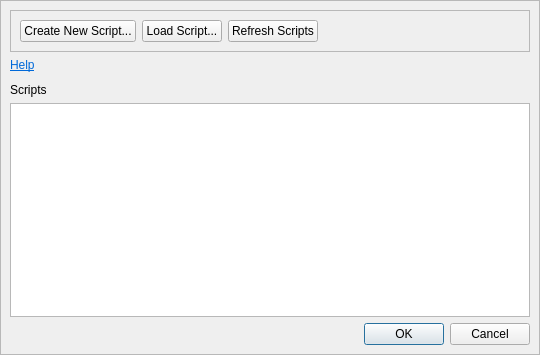
Old version of the form forms/customscriptseditor.ui in the repository huderlem/porymap.
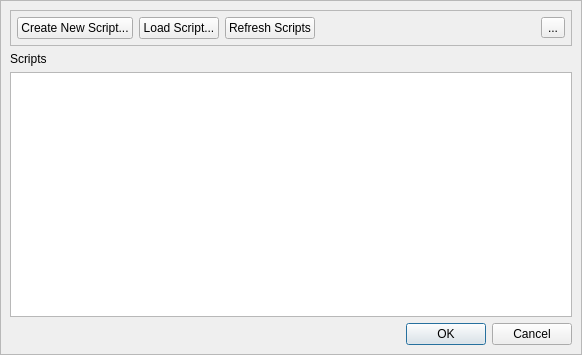
New version of the form. Icons and pictures are not drawn.

Commit message: Update help buttons, chart help text

The edit to the form file:
```diff
--- a/forms/customscriptseditor.ui
+++ b/forms/customscriptseditor.ui
@@ -6,7 +6,7 @@
    <rect>
     <x>0</x>
     <y>0</y>
-    <width>540</width>
+    <width>582</width>
     <height>355</height>
    </rect>
   </property>
@@ -42,12 +42,21 @@
        <item>
         <widget class="QFrame" name="header">
          <property name="frameShape">
-          <enum>QFrame::StyledPanel</enum>
-         </property>
-         <property name="frameShadow">
-          <enum>QFrame::Raised</enum>
+          <enum>QFrame::Shape::StyledPanel</enum>
          </property>
          <layout class="QHBoxLayout" name="horizontalLayout">
+          <property name="leftMargin">
+           <number>6</number>
+          </property>
+          <property name="topMargin">
+           <number>6</number>
+          </property>
+          <property name="rightMargin">
+           <number>6</number>
+          </property>
+          <property name="bottomMargin">
+           <number>6</number>
+          </property>
           <item>
            <widget class="QPushButton" name="button_CreateNewScript">
             <property name="toolTip">
@@ -90,6 +99,19 @@
             </property>
            </widget>
           </item>
+          <item>
+           <spacer name="horizontalSpacer">
+            <property name="orientation">
+             <enum>Qt::Orientation::Horizontal</enum>
+            </property>
+            <property name="sizeHint" stdset="0">
+             <size>
+              <width>40</width>
+              <height>20</height>
+             </size>
+            </property>
+           </spacer>
+          </item>
           <item>
            <spacer name="horizontalSpacer_header">
             <property name="orientation">
@@ -103,35 +125,20 @@
             </property>
            </spacer>
           </item>
+          <item>
+           <widget class="QToolButton" name="button_Help">
+            <property name="text">
+             <string>...</string>
+            </property>
+            <property name="icon">
+             <iconset resource="../resources/images.qrc">
+              <normaloff>:/icons/help.ico</normaloff>:/icons/help.ico</iconset>
+            </property>
+           </widget>
+          </item>
          </layout>
         </widget>
        </item>
-       <item>
-        <widget class="QLabel" name="label_Manual">
-         <property name="text">
-          <string>&lt;html&gt;&lt;head/&gt;&lt;body&gt;&lt;p&gt;&lt;a href=&quot;https://huderlem.github.io/porymap/manual/scripting-capabilities.html&quot;&gt;&lt;span style=&quot; text-decoration: underline; color:#0069d9;&quot;&gt;Help&lt;/span&gt;&lt;/a&gt;&lt;/p&gt;&lt;/body&gt;&lt;/html&gt;</string>
-         </property>
-         <property name="openExternalLinks">
-          <bool>true</bool>
-         </property>
-        </widget>
-       </item>
-       <item>
-        <spacer name="verticalSpacer">
-         <property name="orientation">
-          <enum>Qt::Vertical</enum>
-         </property>
-         <property name="sizeType">
-          <enum>QSizePolicy::Minimum</enum>
-         </property>
-         <property name="sizeHint" stdset="0">
-          <size>
-           <width>20</width>
-           <height>5</height>
-          </size>
-         </property>
-        </spacer>
-       </item>
        <item>
         <widget class="QLabel" name="label_ListHeader">
          <property name="text">
```
Left out of the diff: 20 changed lines with no effect on the pictures. The commit also changes 6 other files.
